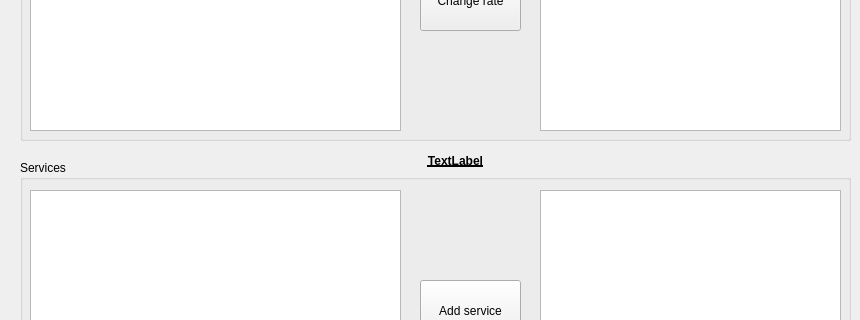
First picture: the form in client/rateservicechangeview.ui, repository Predator051/MobileOperator, before the edit; both pictures show x 0 to 860 and y 160 to 480 of the 860 by 620 pixel window.
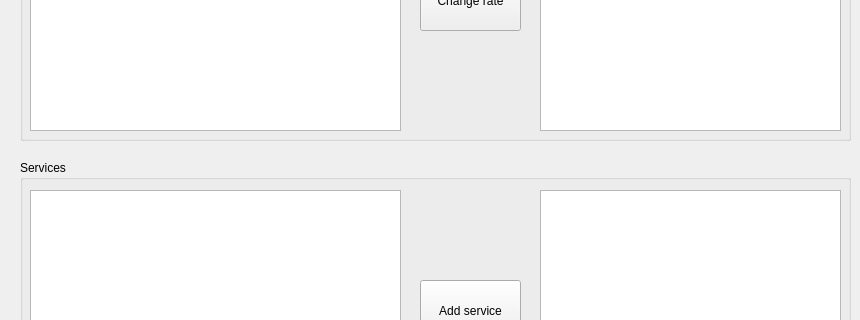
Second picture: the form after the edit.

```diff
--- a/client/rateservicechangeview.ui
+++ b/client/rateservicechangeview.ui
@@ -122,7 +122,7 @@
     </font>
    </property>
    <property name="text">
-    <string>TextLabel</string>
+    <string/>
    </property>
    <property name="alignment">
     <set>Qt::AlignCenter</set>
```
